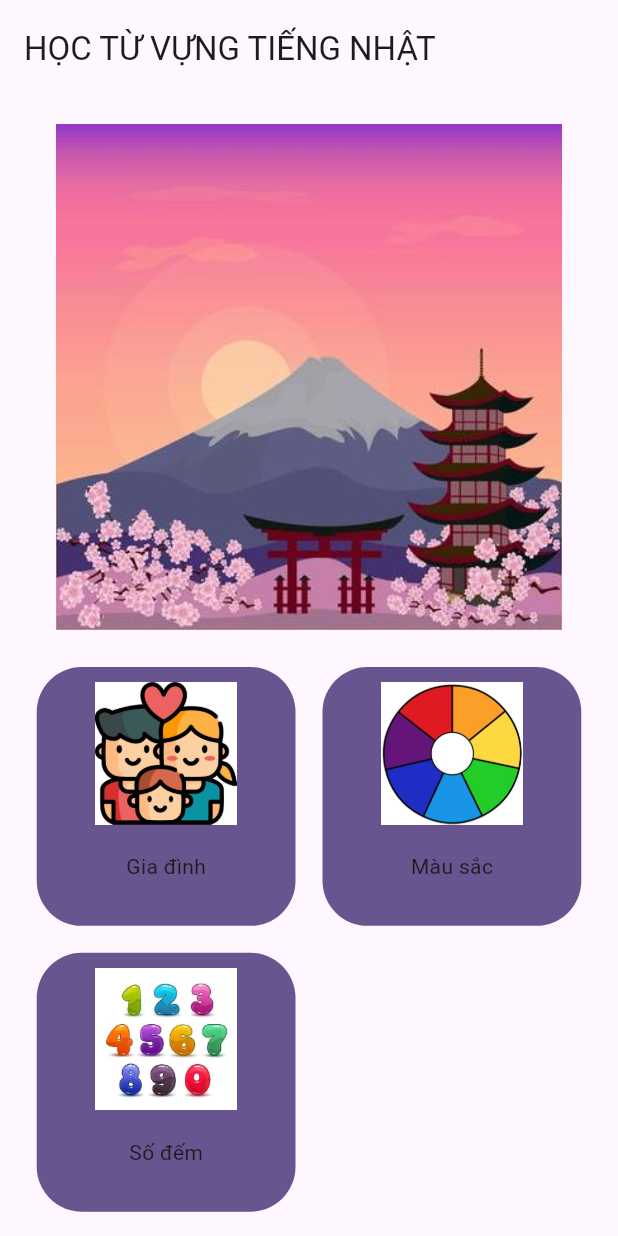
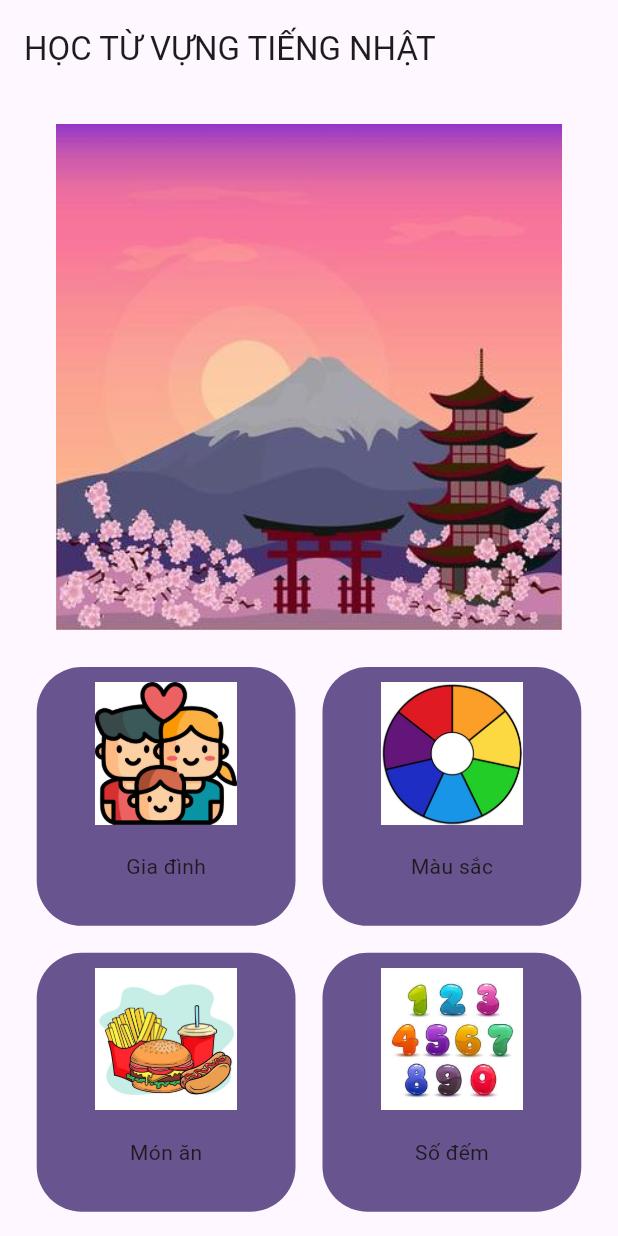
Before and after one commit to vogiahuy305/JP_flashcard, a Flutter app: the JapaneseApp_PageHome screen opened directly, on a phone screen of 412 x 824 dp. Run offline on Flutter 3.47's test engine with Material 3 defaults, Android fonts, the phone set to English and light mode, and no system bars; our stand-ins replace flutter_tts, google_fonts.

Commit message:
1/6 lan 2

```diff
--- a/lib/Japanese_Flashcard/data/words.dart
+++ b/lib/Japanese_Flashcard/data/words.dart
@@ -26,18 +26,22 @@ final List<Word> words = [
 
   Word(topic: "Gia đình", vietnamese: "Bố", hiragana: "ちち", romaji: "Chichi"),
   Word(topic: "Gia đình", vietnamese: "Mẹ", hiragana: "はは", romaji: "Haha"),
-  // Word(topic: "Gia đình", vietnamese: "Con trai", hiragana: "むすこ", romaji: "Musuko"),
-  // Word(topic: "Gia đình", vietnamese: "Con gái", hiragana: "むすめ", romaji: "Musume"),
-  // Word(topic: "Gia đình", vietnamese: "Em gái", hiragana: "いもうと", romaji: "Imouto"),
-  // Word(topic: "Gia đình", vietnamese: "Em trai", hiragana: "おとうと", romaji: "Otouto"),
-  // Word(topic: "Gia đình", vietnamese: "Chị gái", hiragana: "あね", romaji: "Ane"),
-  // Word(topic: "Gia đình", vietnamese: "Anh trai", hiragana: "あに", romaji: "Ani"),
-  // Word(topic: "Gia đình", vietnamese: "Chồng", hiragana: "おっと", romaji: "Otto"),
-  // Word(topic: "Gia đình", vietnamese: "Vợ", hiragana: "つま", romaji: "Tsuma"),
-  // Word(topic: "Gia đình", vietnamese: "Ông", hiragana: "そふ", romaji: "Sofu"),
-  // Word(topic: "Gia đình", vietnamese: "Bà", hiragana: "そぼ", romaji: "Sobo"),
-  // Word(topic: "Gia đình", vietnamese: "Chú-Dượng", hiragana: "おじ", romaji: "Oji"),
-  // Word(topic: "Gia đình", vietnamese: "Cô-Dì", hiragana: "おば", romaji: "Oba"),
+  Word(topic: "Gia đình", vietnamese: "Con trai", hiragana: "むすこ", romaji: "Musuko"),
+  Word(topic: "Gia đình", vietnamese: "Con gái", hiragana: "むすめ", romaji: "Musume"),
+  Word(topic: "Gia đình", vietnamese: "Em gái", hiragana: "いもうと", romaji: "Imouto"),
+  Word(topic: "Gia đình", vietnamese: "Em trai", hiragana: "おとうと", romaji: "Otouto"),
+  Word(topic: "Gia đình", vietnamese: "Chị gái", hiragana: "あね", romaji: "Ane"),
+  Word(topic: "Gia đình", vietnamese: "Anh trai", hiragana: "あに", romaji: "Ani"),
+  Word(topic: "Gia đình", vietnamese: "Chồng", hiragana: "おっと", romaji: "Otto"),
+  Word(topic: "Gia đình", vietnamese: "Vợ", hiragana: "つま", romaji: "Tsuma"),
+  Word(topic: "Gia đình", vietnamese: "Ông", hiragana: "そふ", romaji: "Sofu"),
+  Word(topic: "Gia đình", vietnamese: "Bà", hiragana: "そぼ", romaji: "Sobo"),
+  Word(topic: "Gia đình", vietnamese: "Chú-Dượng", hiragana: "おじ", romaji: "Oji"),
+  Word(topic: "Gia đình", vietnamese: "Cô-Dì", hiragana: "おば", romaji: "Oba"),
 
-
+  Word(topic: "Món ăn", vietnamese: "Cơm", hiragana: "ごはん", romaji: "Gohan"),
+  Word(topic: "Món ăn", vietnamese: "Sushi", hiragana: "すし", romaji: "Sushi"),
+  Word(topic: "Món ăn", vietnamese: "Mì ramen", hiragana: "らめん", romaji: "Ramen"),
+  Word(topic: "Món ăn", vietnamese: "Bánh mì", hiragana: "パン", romaji: "Pan"),
+  Word(topic: "Món ăn", vietnamese: "Tenpura", hiragana: "てんぷら", romaji: "Tenpura"),
 ];
--- a/pubspec.yaml
+++ b/pubspec.yaml
@@ -69,6 +69,7 @@ flutter:
      - assets/images/Màu sắc/
      - assets/images/Số đếm/
      - assets/images/Gia đình/
+     - assets/images/Món ăn/
 
   # An image asset can refer to one or more resolution-specific "variants", see
   # https://flutter.dev/assets-and-images/#resolution-aware
```
Also changed, not shown: assets/images/Món ăn/Bánh mì.png (added), assets/images/Món ăn/Cơm.png (renamed from assets/images/Món ăn/Cơm.jpg), assets/images/Món ăn/Mì ramen.png (renamed from assets/images/Món ăn/Ramen.jpg), assets/images/Món ăn/Sushi.png (renamed from assets/images/Món ăn/Sushi.jpg), assets/images/Món ăn/Tenpura.png (added), assets/images/topics/Món ăn.png (added).
